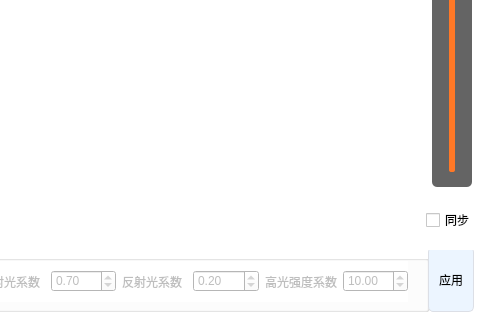
This is Tools/INimage3D/vtkcolorgradient.ui in zyq1569/HealthApp as Qt 5 draws it before an edit; both pictures show x 172 to 652 and y 126 to 446 of the 652 by 446 pixel window. The edited form follows.
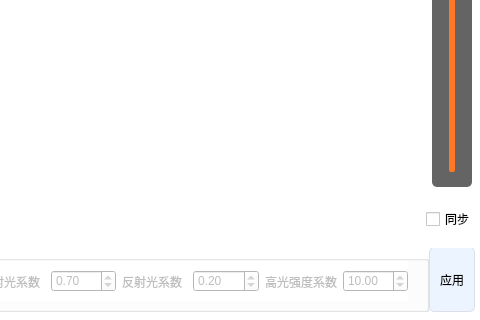
This is the edited form.

Commit message: fine-tune UI

The edit to the form file:
```diff
--- a/Tools/INimage3D/vtkcolorgradient.ui
+++ b/Tools/INimage3D/vtkcolorgradient.ui
@@ -250,7 +250,7 @@
   <widget class="QPushButton" name="pushButton">
    <property name="geometry">
     <rect>
-     <x>600</x>
+     <x>601</x>
      <y>373</y>
      <width>46</width>
      <height>65</height>
@@ -299,7 +299,7 @@
      <x>598</x>
      <y>316</y>
      <width>47</width>
-     <height>60</height>
+     <height>58</height>
     </rect>
    </property>
    <property name="font">
```
Left out of the diff: 4 changed lines with no effect on the pictures. The commit also changes 2 other files.
